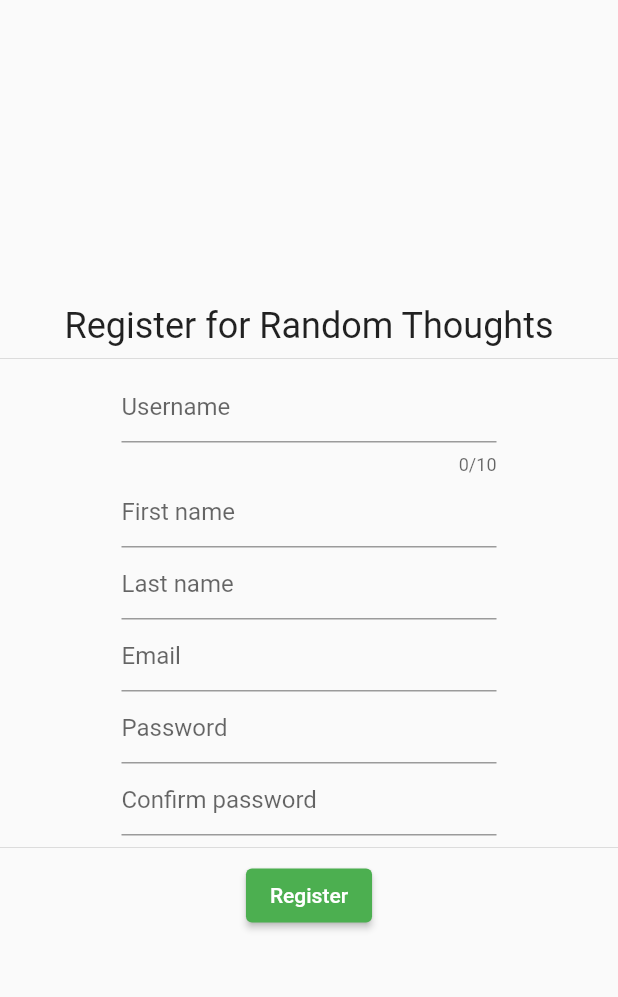
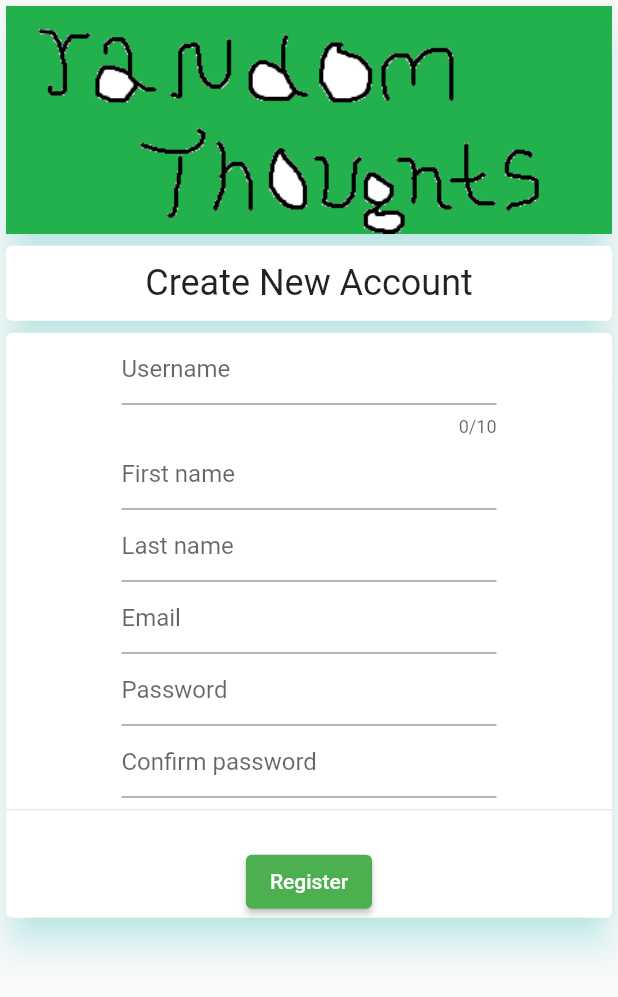
Before and after one commit to roskee/random-thoughts, a Flutter app: the Signup widget shown alone on an empty page, opened directly with empty values, on a phone screen of 412 x 824 dp. Shown: the top 997 px of the screen. Run offline on Flutter 3.47's test engine with Material 2 defaults, Android fonts, the phone set to English and light mode, and no system bars; our stand-ins replace cloud_firestore, firebase_auth, firebase_core; accounts and stored records are empty.

Commit message:
updated login and signup interface

```diff
--- a/lib/signup.dart
+++ b/lib/signup.dart
@@ -35,21 +35,33 @@ class _SignupState extends State<Signup> {
 
   Widget build(BuildContext context) {
     return Material(
-      child: Column(
-        mainAxisAlignment: MainAxisAlignment.center,
+      child: ListView(
+       // mainAxisAlignment: MainAxisAlignment.center,
         children: [
-          Text(
-            'Register for Random Thoughts',
-            style: TextStyle(fontSize: 24),
-          ),
-          Divider(),
-          Container(
-              width: 250,
+          Card(
+                elevation: 10,
+                shadowColor: Color(0x690FFFF0),
+                child: Image.asset('assets/images/random_thoughts_logo3.png'),
+              ),
+          Card(
+            elevation: 10,
+            shadowColor: Color(0x690FFFF0),
+            child:SizedBox(
+              height: 50,
+              child:Center(child:Text(
+            'Create New Account',
+            style: TextStyle(fontSize: 24),)
+          ))),
+          Card(
+            elevation: 10,
+            shadowColor: Color(0x690FFFF0),
               child: Form(
                   key: _formFieldKey,
                   child: Column(children: [
                     Stack(alignment: Alignment.centerRight, children: [
-                      TextFormField(
+                      SizedBox(
+                        width: 250,
+                        child:TextFormField(
                           maxLength: 10,
                           onChanged: (value) {
                             if (value.isEmpty) {
@@ -81,10 +93,12 @@ class _SignupState extends State<Signup> {
                               ? "This field is required"
                               : (value.contains(' '))
                                   ? "No spaces are allowed"
-                                  : null),
-                      usernameChecked
+                                  : null)),
+                        usernameChecked
                     ]),
-                    TextFormField(
+                    SizedBox(
+                      width:250,
+                      child:TextFormField(
                       controller: _firstNameController,
                       decoration: InputDecoration(hintText: 'First name'),
                       validator: (value) => (value.isEmpty)
@@ -92,8 +106,10 @@ class _SignupState extends State<Signup> {
                           : (value.contains(' '))
                               ? "No Spaces are allowed"
                               : null,
-                    ),
-                    TextFormField(
+                    )),
+                    SizedBox(
+                      width:250,
+                      child:TextFormField(
                       controller: _lastNameController,
                       decoration: InputDecoration(hintText: 'Last name'),
                       validator: (value) => (value.isEmpty)
@@ -101,14 +117,18 @@ class _SignupState extends State<Signup> {
                           : (value.contains(' '))
                               ? "No Spaces are allowed"
                               : null,
-                    ),
-                    TextFormField(
+                    )),
+                    SizedBox(
+                      width:250,
+                      child:TextFormField(
                       controller: _emailController,
                       decoration: InputDecoration(hintText: 'Email'),
                       validator: (value) =>
                           (value.isEmpty) ? "This field is required" : null,
-                    ),
-                    TextFormField(
+                    )),
+                    SizedBox(
+                      width: 250,
+                      child:TextFormField(
                       controller: _passwordFieldController,
                       keyboardType: TextInputType.visiblePassword,
                       obscureText: true,
@@ -118,8 +138,10 @@ class _SignupState extends State<Signup> {
                           : (value.length < 6)
                               ? "Your password must be 6 digits or more!"
                               : null,
-                    ),
-                    TextFormField(
+                    )),
+                    SizedBox(
+                      width:250,
+                      child:TextFormField(
                       keyboardType: TextInputType.visiblePassword,
                       obscureText: true,
                       decoration: InputDecoration(hintText: 'Confirm password'),
@@ -127,10 +149,10 @@ class _SignupState extends State<Signup> {
                           (value != _passwordFieldController.value.text)
                               ? "Password doesn\'t match!"
                               : null,
-                    ),
-                  ]))),
-          Divider(),
-          Visibility(visible: signupError, child: signupErrorMessage),
+                    )),
+                    Divider(),
+                     //Visibility(visible: signupError, child:
+                     signupError?signupErrorMessage:Text(''),
           ElevatedButton(
               onPressed: () {
                 if (signupErrorMessage is LinearProgressIndicator) return;
@@ -154,6 +176,9 @@ class _SignupState extends State<Signup> {
                 }
               },
               child: Text('Register'))
+                  ]))),
+
+
         ],
       ),
     );
```
Also changed, not shown: lib/login.dart (+46 -30 lines).
